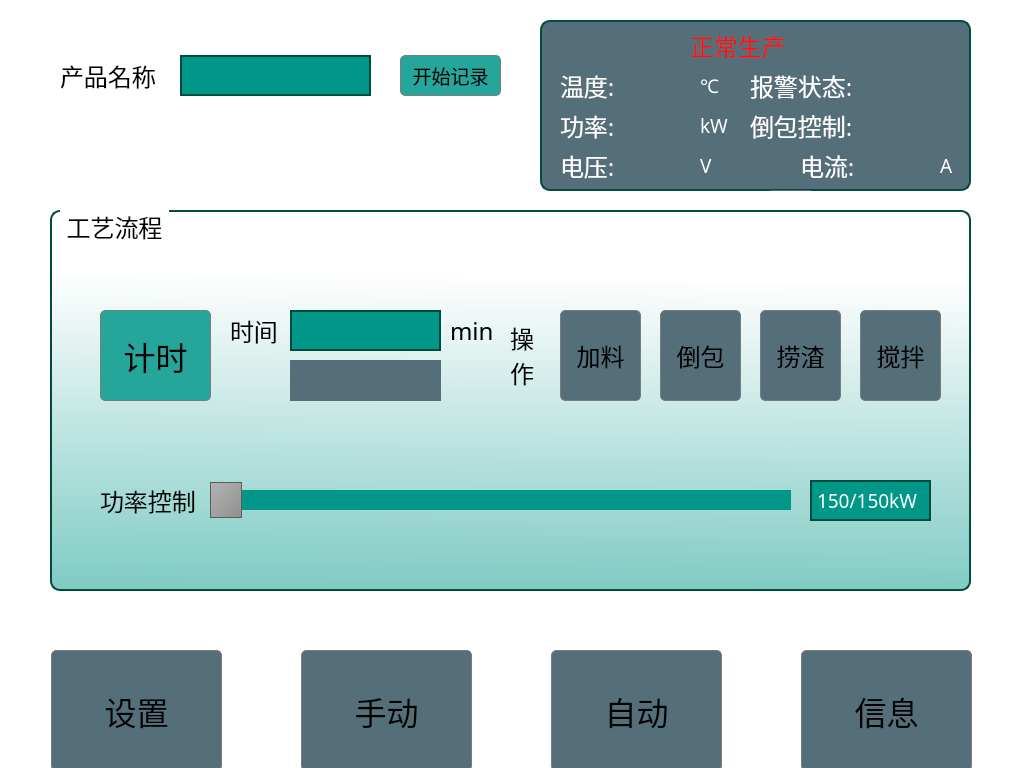
Old version of the form mainwindow.ui in the repository alphonso64/PowerSupplyControllerUI.
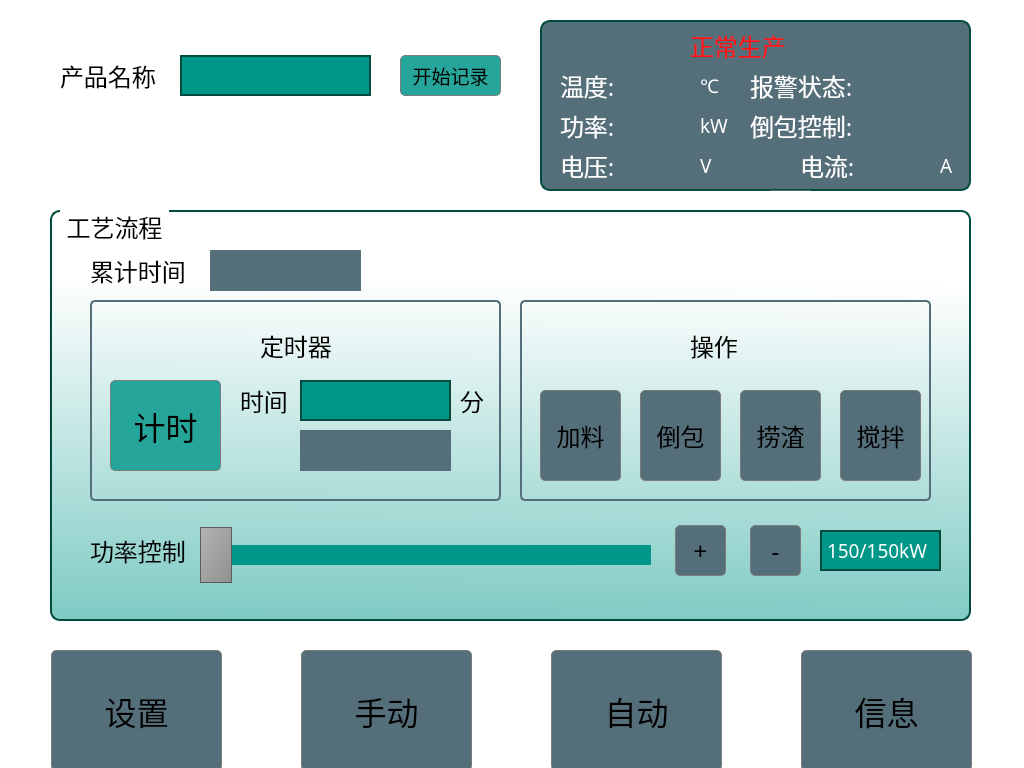
New version of the form. The open tabs and pages were chosen to show the change.

The edit to the form file:
```diff
--- a/mainwindow.ui
+++ b/mainwindow.ui
@@ -292,7 +292,7 @@
         <x>30</x>
         <y>200</y>
         <width>921</width>
-        <height>381</height>
+        <height>411</height>
        </rect>
       </property>
       <property name="font">
@@ -302,14 +302,14 @@
        </font>
       </property>
       <property name="styleSheet">
-       <string notr="true">QGroupBox {
+       <string notr="true">#groupBox {
 background-color: qlineargradient(spread:pad, x1:0.489, y1:1, x2:0.505682, y2:0.17, stop:0 rgba(128, 203, 196, 255), stop:1 rgba(255, 255, 255, 255));
     border: 2px solid rgb(0, 77, 64);
     border-radius: 10px;
     margin-top: 1em;
 }
 
-QGroupBox::title {
+#groupBox::title {
     subcontrol-origin: margin;
     left: 10px;
     padding: 0 3px 0 3px;
@@ -324,10 +324,10 @@
       <widget class="QSlider" name="powerSlider">
        <property name="geometry">
         <rect>
-         <x>160</x>
-         <y>270</y>
-         <width>581</width>
-         <height>41</height>
+         <x>150</x>
+         <y>315</y>
+         <width>451</width>
+         <height>61</height>
         </rect>
        </property>
        <property name="styleSheet">
@@ -343,7 +343,7 @@
 background: qlineargradient(x1:0, y1:0, x2:1, y2:1, stop:0 #b4b4b4, stop:1 #8f8f8f); 
 border: 1px solid #5c5c5c; 
 width: 30px; 
-margin: -8px 0px; 
+margin: -18px 0px; 
 } </string>
        </property>
        <property name="orientation">
@@ -353,8 +353,8 @@
       <widget class="QLabel" name="label_16">
        <property name="geometry">
         <rect>
-         <x>50</x>
-         <y>270</y>
+         <x>40</x>
+         <y>320</y>
          <width>101</width>
          <height>41</height>
         </rect>
@@ -375,8 +375,8 @@
       <widget class="QLabel" name="powerSliderLabel">
        <property name="geometry">
         <rect>
-         <x>760</x>
-         <y>270</y>
+         <x>770</x>
+         <y>320</y>
          <width>121</width>
          <height>41</height>
         </rect>
@@ -397,11 +397,32 @@
         <string>150/150kW</string>
        </property>
       </widget>
+      <widget class="QGroupBox" name="groupBox_3">
+       <property name="geometry">
+        <rect>
+         <x>40</x>
+         <y>90</y>
+         <width>411</width>
+         <height>201</height>
+        </rect>
+       </property>
+       <property name="styleSheet">
+        <string notr="true">QGroupBox {
+	background-color: rgba(255, 255, 255, 0);
+    border: 2px solid rgb(84, 110, 122);
+    border-radius: 5px;
+    margin-top: 1em;
+}
+</string>
+       </property>
+       <property name="title">
+        <string/>
+       </property>
       <widget class="QPushButton" name="manualStartButton">
        <property name="geometry">
         <rect>
-         <x>50</x>
-         <y>100</y>
+          <x>20</x>
+          <y>80</y>
          <width>111</width>
          <height>91</height>
         </rect>
@@ -423,11 +444,33 @@
         <string>计时</string>
        </property>
       </widget>
+       <widget class="QLabel" name="timeunitlabel">
+        <property name="geometry">
+         <rect>
+          <x>370</x>
+          <y>80</y>
+          <width>31</width>
+          <height>41</height>
+         </rect>
+        </property>
+        <property name="font">
+         <font>
+          <family>微软雅黑</family>
+          <pointsize>18</pointsize>
+         </font>
+        </property>
+        <property name="styleSheet">
+         <string notr="true">background-color: rgba(255, 255, 255, 0);</string>
+        </property>
+        <property name="text">
+         <string>分</string>
+        </property>
+       </widget>
       <widget class="QLabel" name="label_20">
        <property name="geometry">
         <rect>
-         <x>180</x>
-         <y>100</y>
+          <x>150</x>
+          <y>80</y>
          <width>51</width>
          <height>41</height>
         </rect>
@@ -445,11 +488,127 @@
         <string>时间</string>
        </property>
       </widget>
+       <widget class="QLineEdit" name="timeEdit">
+        <property name="geometry">
+         <rect>
+          <x>210</x>
+          <y>80</y>
+          <width>151</width>
+          <height>41</height>
+         </rect>
+        </property>
+        <property name="font">
+         <font>
+          <family>微软雅黑</family>
+          <pointsize>18</pointsize>
+         </font>
+        </property>
+        <property name="focusPolicy">
+         <enum>Qt::ClickFocus</enum>
+        </property>
+        <property name="styleSheet">
+         <string notr="true">border: 2px solid rgb(0, 77, 64);
+color: rgb(255, 255, 255);
+background-color: rgb(0, 150, 136);</string>
+        </property>
+       </widget>
+       <widget class="QLabel" name="manualtimelabel">
+        <property name="geometry">
+         <rect>
+          <x>210</x>
+          <y>130</y>
+          <width>151</width>
+          <height>41</height>
+         </rect>
+        </property>
+        <property name="font">
+         <font>
+          <family>微软雅黑</family>
+          <pointsize>18</pointsize>
+         </font>
+        </property>
+        <property name="styleSheet">
+         <string notr="true">background-color: rgb(84, 110, 122);</string>
+        </property>
+        <property name="text">
+         <string/>
+        </property>
+       </widget>
+       <widget class="QLabel" name="label_30">
+        <property name="geometry">
+         <rect>
+          <x>170</x>
+          <y>30</y>
+          <width>101</width>
+          <height>31</height>
+         </rect>
+        </property>
+        <property name="font">
+         <font>
+          <family>微软雅黑</family>
+          <pointsize>18</pointsize>
+         </font>
+        </property>
+        <property name="styleSheet">
+         <string notr="true">background-color: rgba(255, 255, 255, 0);</string>
+        </property>
+        <property name="text">
+         <string>定时器</string>
+        </property>
+       </widget>
+      </widget>
+      <widget class="QGroupBox" name="groupBox_4">
+       <property name="geometry">
+        <rect>
+         <x>470</x>
+         <y>90</y>
+         <width>411</width>
+         <height>201</height>
+        </rect>
+       </property>
+       <property name="styleSheet">
+        <string notr="true">QGroupBox {
+	background-color: rgba(255, 255, 255, 0);
+    border: 2px solid rgb(84, 110, 122);
+    border-radius: 5px;
+    margin-top: 1em;
+}
+</string>
+       </property>
+       <property name="title">
+        <string/>
+       </property>
+       <widget class="QPushButton" name="manualactionDButton">
+        <property name="geometry">
+         <rect>
+          <x>320</x>
+          <y>90</y>
+          <width>81</width>
+          <height>91</height>
+         </rect>
+        </property>
+        <property name="font">
+         <font>
+          <family>微软雅黑</family>
+          <pointsize>18</pointsize>
+         </font>
+        </property>
+        <property name="focusPolicy">
+         <enum>Qt::NoFocus</enum>
+        </property>
+        <property name="styleSheet">
+         <string notr="true">QPushButton{background-color: rgba(84, 110, 122, 255);  border: 1px solid rgb(124, 124, 124); border-radius:5px;}
+QPushButton:pressed{background-color: rgba(38, 166, 154, 255);  border: 1px solid rgb(124, 124, 124); border-radius:5px;}</string>
+        </property>
+        <property name="text">
+         <string>搅拌</string>
+        </property>
+       </widget>
       <widget class="QPushButton" name="manualactionAButton">
        <property name="geometry">
         <rect>
-         <x>510</x>
-         <y>100</y>
+          <x>20</x>
+          <y>90</y>
          <width>81</width>
          <height>91</height>
         </rect>
@@ -474,8 +633,8 @@
       <widget class="QPushButton" name="manualactionBButton">
        <property name="geometry">
         <rect>
-         <x>610</x>
-         <y>100</y>
+          <x>120</x>
+          <y>90</y>
          <width>81</width>
          <height>91</height>
         </rect>
@@ -500,8 +659,8 @@
       <widget class="QPushButton" name="manualactionCButton">
        <property name="geometry">
         <rect>
-         <x>710</x>
-         <y>100</y>
+          <x>220</x>
+          <y>90</y>
          <width>81</width>
          <height>91</height>
         </rect>
@@ -523,39 +682,13 @@
         <string>捞渣</string>
        </property>
       </widget>
-      <widget class="QPushButton" name="manualactionDButton">
-       <property name="geometry">
-        <rect>
-         <x>810</x>
-         <y>100</y>
-         <width>81</width>
-         <height>91</height>
-        </rect>
-       </property>
-       <property name="font">
-        <font>
-         <family>微软雅黑</family>
-         <pointsize>18</pointsize>
-        </font>
-       </property>
-       <property name="focusPolicy">
-        <enum>Qt::NoFocus</enum>
-       </property>
-       <property name="styleSheet">
-        <string notr="true">QPushButton{background-color: rgba(84, 110, 122, 255);  border: 1px solid rgb(124, 124, 124); border-radius:5px;}
-QPushButton:pressed{background-color: rgba(38, 166, 154, 255);  border: 1px solid rgb(124, 124, 124); border-radius:5px;}</string>
-       </property>
-       <property name="text">
-        <string>搅拌</string>
-       </property>
-      </widget>
       <widget class="QLabel" name="label_21">
        <property name="geometry">
         <rect>
-         <x>460</x>
-         <y>110</y>
-         <width>31</width>
-         <height>71</height>
+          <x>170</x>
+          <y>30</y>
+          <width>131</width>
+          <height>31</height>
         </rect>
        </property>
        <property name="font">
@@ -568,40 +701,16 @@
         <string notr="true">background-color: rgba(255, 255, 255, 0);</string>
        </property>
        <property name="text">
-        <string>操
-作</string>
-       </property>
-      </widget>
-      <widget class="QLineEdit" name="timeEdit">
-       <property name="geometry">
-        <rect>
-         <x>240</x>
-         <y>100</y>
-         <width>151</width>
-         <height>41</height>
-        </rect>
-       </property>
-       <property name="font">
-        <font>
-         <family>微软雅黑</family>
-         <pointsize>18</pointsize>
-        </font>
-       </property>
-       <property name="focusPolicy">
-        <enum>Qt::ClickFocus</enum>
-       </property>
-       <property name="styleSheet">
-        <string notr="true">border: 2px solid rgb(0, 77, 64);
-color: rgb(255, 255, 255);
-background-color: rgb(0, 150, 136);</string>
-       </property>
+         <string>操作</string>
+        </property>
+       </widget>
       </widget>
-      <widget class="QLabel" name="timeunitlabel">
+      <widget class="QLabel" name="label_32">
        <property name="geometry">
         <rect>
-         <x>400</x>
-         <y>100</y>
-         <width>51</width>
+         <x>40</x>
+         <y>40</y>
+         <width>101</width>
          <height>41</height>
         </rect>
        </property>
@@ -615,14 +724,14 @@
         <string notr="true">background-color: rgba(255, 255, 255, 0);</string>
        </property>
        <property name="text">
-        <string>min</string>
+        <string>累计时间</string>
        </property>
       </widget>
-      <widget class="QLabel" name="manualtimelabel">
+      <widget class="QLabel" name="acctimelabel">
        <property name="geometry">
         <rect>
-         <x>240</x>
-         <y>150</y>
+         <x>160</x>
+         <y>40</y>
          <width>151</width>
          <height>41</height>
         </rect>
@@ -640,6 +749,58 @@
         <string/>
        </property>
       </widget>
+      <widget class="QPushButton" name="manualAddButton">
+       <property name="geometry">
+        <rect>
+         <x>625</x>
+         <y>315</y>
+         <width>51</width>
+         <height>51</height>
+        </rect>
+       </property>
+       <property name="font">
+        <font>
+         <family>微软雅黑</family>
+         <pointsize>18</pointsize>
+        </font>
+       </property>
+       <property name="focusPolicy">
+        <enum>Qt::NoFocus</enum>
+       </property>
+       <property name="styleSheet">
+        <string notr="true">QPushButton{background-color: rgba(84, 110, 122, 255);  border: 1px solid rgb(124, 124, 124); border-radius:5px;}
+QPushButton:pressed{background-color: rgba(38, 166, 154, 255);  border: 1px solid rgb(124, 124, 124); border-radius:5px;}</string>
+       </property>
+       <property name="text">
+        <string>+</string>
+       </property>
+      </widget>
+      <widget class="QPushButton" name="manualMinusButton">
+       <property name="geometry">
+        <rect>
+         <x>700</x>
+         <y>315</y>
+         <width>51</width>
+         <height>51</height>
+        </rect>
+       </property>
+       <property name="font">
+        <font>
+         <family>微软雅黑</family>
+         <pointsize>18</pointsize>
+        </font>
+       </property>
+       <property name="focusPolicy">
+        <enum>Qt::NoFocus</enum>
+       </property>
+       <property name="styleSheet">
+        <string notr="true">QPushButton{background-color: rgba(84, 110, 122, 255);  border: 1px solid rgb(124, 124, 124); border-radius:5px;}
+QPushButton:pressed{background-color: rgba(38, 166, 154, 255);  border: 1px solid rgb(124, 124, 124); border-radius:5px;}</string>
+       </property>
+       <property name="text">
+        <string>-</string>
+       </property>
+      </widget>
      </widget>
      <widget class="QLabel" name="label_3">
       <property name="geometry">
```
Left out of the diff: 20 changed lines with no effect on the pictures. Lines whose indentation alone changed are shown as unchanged.
